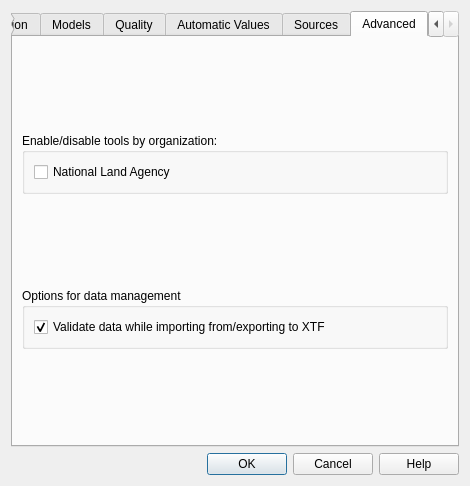
This is asistente_ladm_col/ui/dialogs/dlg_settings.ui in SwissTierrasColombia/Asistente-LADM-COL as Qt 5 draws it before an edit. The edited form follows.
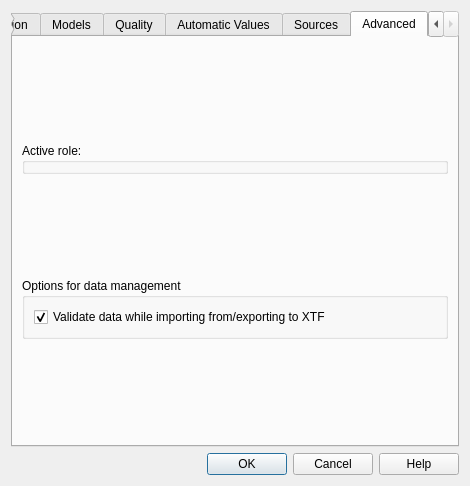
This is the edited form. The open tabs and pages were chosen to show the change. Icons and pictures are not drawn. Custom widgets are drawn as their Qt base class.

Commit message: [gui] Make it possible to change active role in Settings dialog; if active role changes, refresh GUI

```diff
--- a/asistente_ladm_col/ui/dialogs/dlg_settings.ui
+++ b/asistente_ladm_col/ui/dialogs/dlg_settings.ui
@@ -604,20 +604,8 @@
        <item>
         <widget class="QGroupBox" name="groupBox_4">
          <property name="title">
-          <string>Enable/disable tools by organization:</string>
+          <string>Active role:</string>
          </property>
-         <layout class="QGridLayout" name="gridLayout_11">
-          <item row="0" column="0">
-           <widget class="QCheckBox" name="chk_ant_tools">
-            <property name="enabled">
-             <bool>true</bool>
-            </property>
-            <property name="text">
-             <string>National Land Agency</string>
-            </property>
-           </widget>
-          </item>
-         </layout>
         </widget>
        </item>
        <item>
```
Left out of the diff: 2 changed lines with no effect on the pictures. The commit also changes 4 other files.
